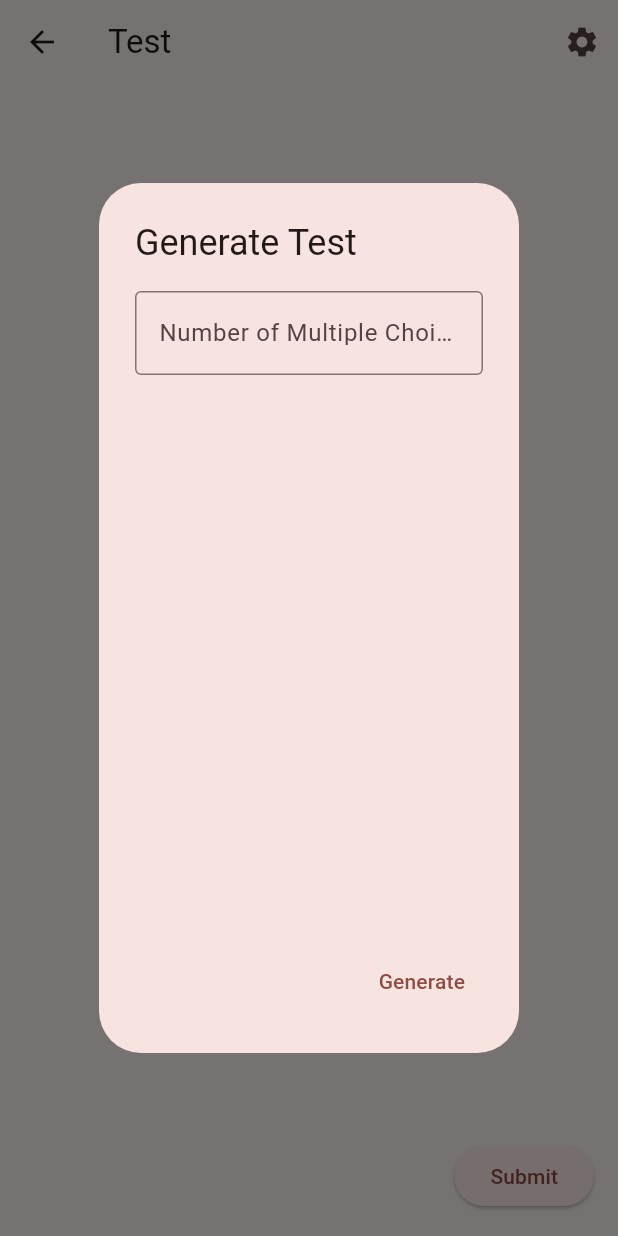
After one commit to tylerashcraft/gamebareru, a Flutter app: the TestPage screen opened directly, after a tap on the "settings" icon, on a phone screen of 412 x 824 dp. The commit adds this screen. Run offline on Flutter 3.47's test engine with Material 3 defaults, Android fonts, the light colour scheme and no system bars; our stand-ins replace flutter_speed_dial.

Commit message:
Before converting to BiHashMap

```diff
--- /dev/null
+++ b/lib/pages/testpage.dart
@@ -0,0 +1,118 @@
+import 'dart:math';
+
+import 'package:flutter/material.dart';
+import 'package:gamebareru/questions/multiple_choice_question.dart';
+import 'package:gamebareru/questions/question.dart';
+import 'package:gamebareru/pages/homepage.dart';
+
+class TestPage extends StatefulWidget {
+  const TestPage({super.key});
+
+  @override
+  State<TestPage> createState() => _TestPageState();
+}
+
+class _TestPageState extends State<TestPage> {
+  final List<String> _terms = List.empty(growable: true);
+  final List<String> _definitions = List.empty(growable: true);
+  List<Question> _questions = List.empty(growable: true);
+  int _multipleChoiceQuestionsCount = 0;
+
+  @override
+  void initState() {
+    super.initState();
+
+    for (int i = 0; i < HomePage.selectedWordSets.length; i++) {
+      if (HomePage.selectedWordSets[i]) {
+        _terms.addAll(HomePage.wordSets[i].terms);
+        _definitions.addAll(HomePage.wordSets[i].definitions);
+      }
+    }
+  }
+
+  void submit() {
+    for (Question question in _questions) {
+      question.showAnswerController.value = true;
+    }
+  }
+
+  void generateQuestions() {
+    // TODO convert to bidirectional hashmap and fix bug where the first choice is always the answer because of not
+    // TODO reinserting at the right index
+
+    _questions = List.empty(growable: true);
+
+    Random random = Random();
+    List<String> terms = List.of(_terms);
+    List<String> definitions = List.of(_definitions);
+
+    for (int i = 0; i < _multipleChoiceQuestionsCount && terms.isNotEmpty; i++) {
+      int index = random.nextInt(terms.length);
+      String definition = definitions.removeAt(index);
+
+      List<String> answerChoices = List.empty(growable: true);
+      answerChoices.add(definition);
+      definitions.shuffle(random);
+      answerChoices.addAll(definitions.take(3));
+
+      _questions.add(MultipleChoiceQuestion(terms.removeAt(index), definition, answerChoices));
+      definitions.add(definition);
+    }
+
+    setState(() {});
+  }
+
+  @override
+  Widget build(BuildContext context) {
+    Size size = MediaQuery.sizeOf(context);
+
+    return Scaffold(
+      appBar: AppBar(
+        title: const Text('Test'),
+        actions: [
+          IconButton(
+            onPressed: () => showDialog(
+              context: context,
+              builder: (BuildContext context) => AlertDialog(
+                title: const Text('Generate Test'),
+                content: SizedBox(
+                  width: size.width / 2,
+                  height: size.height / 2,
+                  child: ListView(
+                    children: [
+                      TextField(
+                        keyboardType: TextInputType.number,
+                        onChanged: (String input) => _multipleChoiceQuestionsCount = int.tryParse(input) ?? 0,
+                        decoration: const InputDecoration(
+                          labelText: 'Number of Multiple Choice Questions',
+                          border: OutlineInputBorder()
+                        ),
+                      ),
+                    ],
+                  ),
+                ),
+                actions: [
+                  TextButton(
+                    onPressed: () {
+                      Navigator.pop(context, 'Generate');
+                      generateQuestions();
+                    },
+                    child: const Text('Generate')
+                  )
+                ],
+              )
+            ),
+            icon: const Icon(Icons.settings)
+          )
+        ],
+      ),
+      body: ListView(
+        children: _questions,
+      ),
+      floatingActionButton: ElevatedButton(
+        onPressed: submit,
+        child: const Text('Submit'),
+      ),
+    );
+  }
+}
--- /dev/null
+++ b/lib/questions/question.dart
@@ -0,0 +1,10 @@
+import 'package:flutter/cupertino.dart';
+
+abstract class Question extends StatefulWidget {
+  final ValueNotifier<bool> showAnswerController;
+
+  Question({super.key, ValueNotifier<bool>? showAnswerController}) :
+      showAnswerController = showAnswerController ?? ValueNotifier(false);
+
+  bool isCorrect();
+}
--- /dev/null
+++ b/lib/questions/question_value.dart
@@ -0,0 +1,6 @@
+class QuestionValue {
+  String selectedAnswer;
+  bool showCorrectAnswer;
+
+  QuestionValue({this.selectedAnswer = '', this.showCorrectAnswer = false});
+}
--- a/pubspec.yaml
+++ b/pubspec.yaml
@@ -36,6 +36,7 @@ dependencies:
   # Use with the CupertinoIcons class for iOS style icons.
   cupertino_icons: ^1.0.8
   flutter_speed_dial: ^7.0.0
+  quiver: ^3.2.2
 
 dev_dependencies:
   flutter_test:
```
Also changed, not shown: lib/pages/homepage.dart (+6 -7 lines), lib/questions/multiple_choice_question.dart (added, +61 -0 lines), pubspec.lock.
